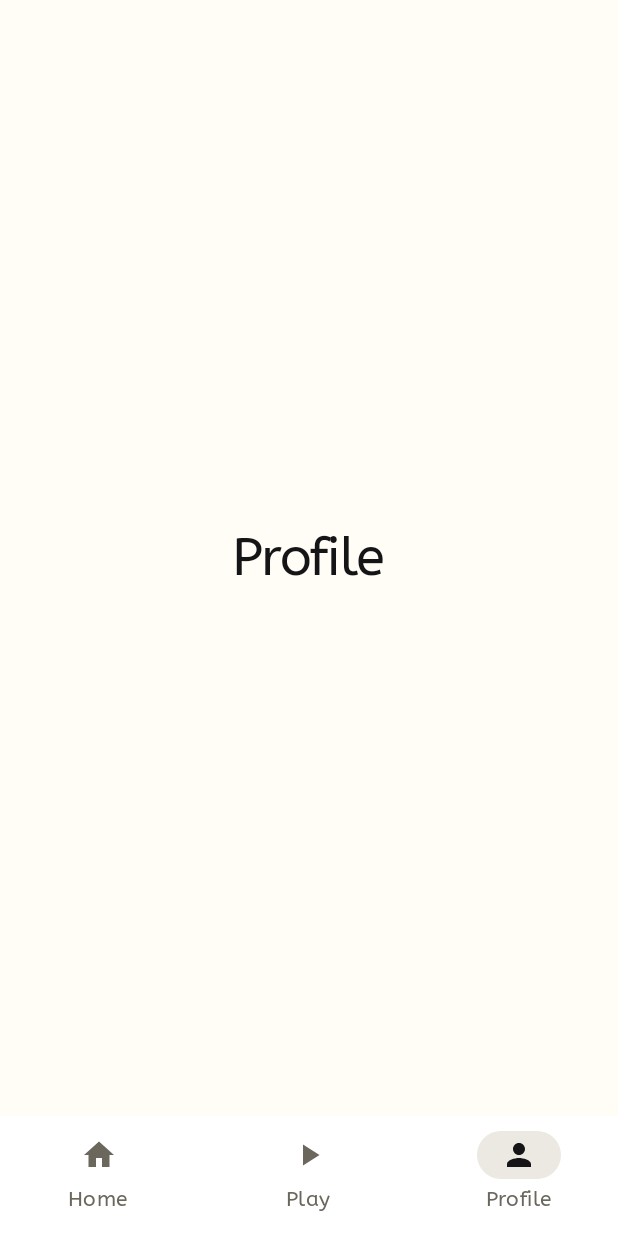
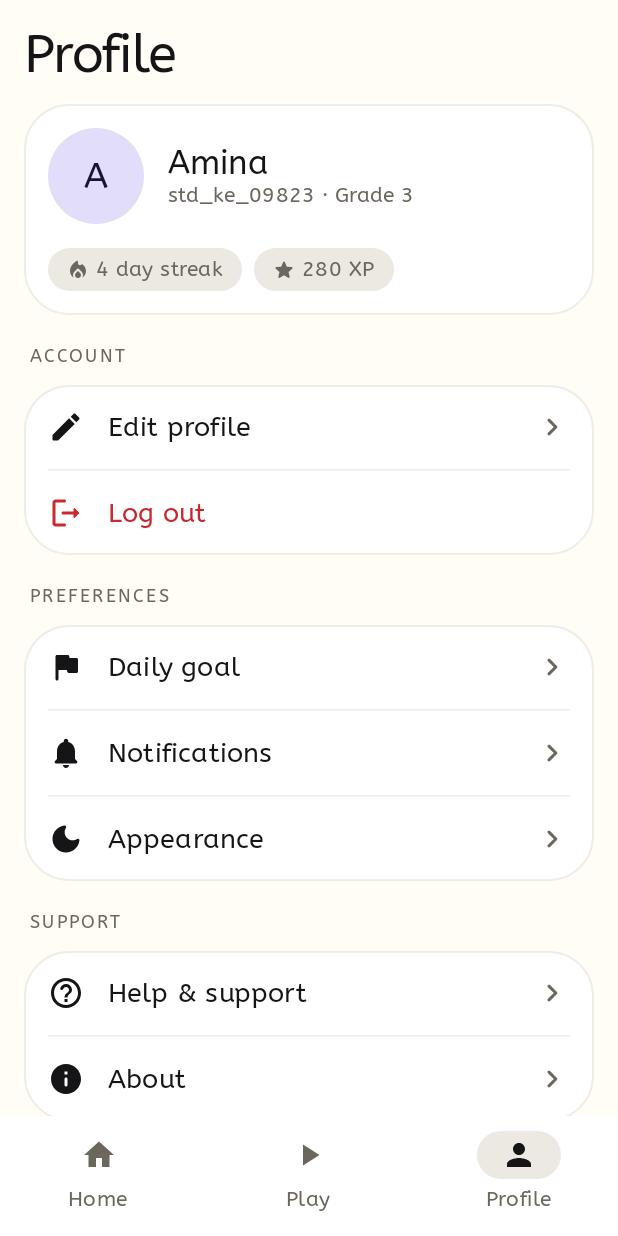
Before and after one commit to muterae/cbc, an Android app built with Jetpack Compose: the ProfileScreen screen opened through its navigation route, on a phone screen of 412 x 824 dp. Run offline under Robolectric (Android 15) with nearby library versions, the phone set to English and light mode, and no system bars.

Commit message:
Add profile screen

```diff
--- a/mobile/app/src/main/java/ke/ac/bics/cbcapp/ui/screens/profile/ProfileScreen.kt
+++ b/mobile/app/src/main/java/ke/ac/bics/cbcapp/ui/screens/profile/ProfileScreen.kt
@@ -1,26 +1,98 @@
 package ke.ac.bics.cbcapp.ui.screens.profile
 
+import android.content.res.Configuration
+import androidx.compose.foundation.background
 import androidx.compose.foundation.layout.Arrangement
 import androidx.compose.foundation.layout.Column
 import androidx.compose.foundation.layout.fillMaxSize
+import androidx.compose.foundation.layout.fillMaxWidth
+import androidx.compose.foundation.layout.padding
+import androidx.compose.foundation.rememberScrollState
+import androidx.compose.foundation.verticalScroll
+import androidx.compose.material.icons.Icons
+import androidx.compose.material.icons.automirrored.rounded.HelpOutline
+import androidx.compose.material.icons.automirrored.rounded.Logout
+import androidx.compose.material.icons.rounded.DarkMode
+import androidx.compose.material.icons.rounded.Edit
+import androidx.compose.material.icons.rounded.Flag
+import androidx.compose.material.icons.rounded.Info
+import androidx.compose.material.icons.rounded.Notifications
 import androidx.compose.material3.MaterialTheme
 import androidx.compose.material3.Text
 import androidx.compose.runtime.Composable
 import androidx.compose.ui.Alignment
 import androidx.compose.ui.Modifier
+import androidx.compose.ui.text.style.TextAlign
 import androidx.compose.ui.tooling.preview.Preview
+import ke.ac.bics.cbcapp.ui.screens.profile.components.ProfileHeaderCard
+import ke.ac.bics.cbcapp.ui.screens.profile.components.SettingsGroupCard
+import ke.ac.bics.cbcapp.ui.screens.profile.components.SettingsItem
 import ke.ac.bics.cbcapp.ui.theme.CbcappTheme
+import ke.ac.bics.cbcapp.ui.theme.Spacing
 
 @Composable
-fun ProfileScreen() {
+fun ProfileScreen(
+    state: ProfileUiState = sampleProfileState(),
+    onAction: (String) -> Unit = {}
+) {
+    val accountItems = listOf(
+        SettingsItem(icon = Icons.Rounded.Edit, label = "Edit profile"),
+        SettingsItem(icon = Icons.AutoMirrored.Rounded.Logout, label = "Log out", destructive = true)
+    )
+    val preferenceItems = listOf(
+        SettingsItem(icon = Icons.Rounded.Flag, label = "Daily goal"),
+        SettingsItem(icon = Icons.Rounded.Notifications, label = "Notifications"),
+        SettingsItem(icon = Icons.Rounded.DarkMode, label = "Appearance")
+    )
+    val supportItems = listOf(
+        SettingsItem(icon = Icons.AutoMirrored.Rounded.HelpOutline, label = "Help & support"),
+        SettingsItem(icon = Icons.Rounded.Info, label = "About")
+    )
+
     Column(
-        modifier = Modifier.fillMaxSize(),
-        verticalArrangement = Arrangement.Center,
-        horizontalAlignment = Alignment.CenterHorizontally
+        modifier = Modifier
+            .fillMaxSize()
+            .background(MaterialTheme.colorScheme.background)
+            .verticalScroll(rememberScrollState())
+            .padding(Spacing.lg),
+        verticalArrangement = Arrangement.spacedBy(Spacing.md)
     ) {
-        Text(text = "Profile", style = MaterialTheme.typography.displaySmall)
+        Text(
+            text = "Profile",
+            style = MaterialTheme.typography.displaySmall
+        )
+
+        ProfileHeaderCard(state = state)
+
+        GroupLabel("ACCOUNT")
+        SettingsGroupCard(items = accountItems, onItemClick = { onAction(it.label) })
+
+        GroupLabel("PREFERENCES")
+        SettingsGroupCard(items = preferenceItems, onItemClick = { onAction(it.label) })
+
+        GroupLabel("SUPPORT")
+        SettingsGroupCard(items = supportItems, onItemClick = { onAction(it.label) })
+
+        Text(
+            text = "Version 1.0",
+            style = MaterialTheme.typography.bodySmall,
+            color = MaterialTheme.colorScheme.onSurfaceVariant,
+            textAlign = TextAlign.Center,
+            modifier = Modifier.fillMaxWidth()
+        )
     }
 }
+
+@Composable
+private fun GroupLabel(text: String) {
+    Text(
+        text = text,
+        style = MaterialTheme.typography.labelSmall,
+        color = MaterialTheme.colorScheme.onSurfaceVariant,
+        modifier = Modifier.padding(start = Spacing.xs, top = Spacing.sm)
+    )
+}
+
 
 @Preview(showBackground = true)
 @Composable
@@ -29,3 +101,11 @@ private fun ProfileScreenPreview() {
         ProfileScreen()
     }
 }
+
+@Preview(showBackground = true, uiMode = Configuration.UI_MODE_NIGHT_YES)
+@Composable
+private fun ProfileScreenDarkPreview() {
+    CbcappTheme {
+        ProfileScreen()
+    }
+}
--- /dev/null
+++ b/mobile/app/src/main/java/ke/ac/bics/cbcapp/ui/screens/profile/ProfileUiState.kt
@@ -0,0 +1,21 @@
+package ke.ac.bics.cbcapp.ui.screens.profile
+
+data class ProfileUiState(
+    val name: String,
+    val studentId: String,
+    val grade: String,
+    val streakDays: Int,
+    val xp: Int
+) {
+    val initial: String
+        get() = name.take(1).uppercase()
+}
+
+/** Placeholder content until the server provides real data. */
+fun sampleProfileState() = ProfileUiState(
+    name = "Amina",
+    studentId = "std_ke_09823",
+    grade = "Grade 3",
+    streakDays = 4,
+    xp = 280
+)
--- /dev/null
+++ b/mobile/app/src/main/java/ke/ac/bics/cbcapp/ui/screens/profile/components/ProfileHeaderCard.kt
@@ -0,0 +1,121 @@
+package ke.ac.bics.cbcapp.ui.screens.profile.components
+
+import androidx.compose.foundation.BorderStroke
+import androidx.compose.foundation.background
+import androidx.compose.foundation.layout.Arrangement
+import androidx.compose.foundation.layout.Box
+import androidx.compose.foundation.layout.Column
+import androidx.compose.foundation.layout.Row
+import androidx.compose.foundation.layout.Spacer
+import androidx.compose.foundation.layout.fillMaxWidth
+import androidx.compose.foundation.layout.height
+import androidx.compose.foundation.layout.padding
+import androidx.compose.foundation.layout.size
+import androidx.compose.foundation.layout.width
+import androidx.compose.foundation.shape.CircleShape
+import androidx.compose.material.icons.Icons
+import androidx.compose.material.icons.rounded.LocalFireDepartment
+import androidx.compose.material.icons.rounded.Star
+import androidx.compose.material3.Card
+import androidx.compose.material3.CardDefaults
+import androidx.compose.material3.Icon
+import androidx.compose.material3.MaterialTheme
+import androidx.compose.material3.Surface
+import androidx.compose.material3.Text
+import androidx.compose.runtime.Composable
+import androidx.compose.ui.Alignment
+import androidx.compose.ui.Modifier
+import androidx.compose.ui.graphics.vector.ImageVector
+import androidx.compose.ui.unit.dp
+import ke.ac.bics.cbcapp.ui.screens.profile.ProfileUiState
+import ke.ac.bics.cbcapp.ui.theme.Spacing
+
+@Composable
+fun ProfileHeaderCard(
+    state: ProfileUiState,
+    modifier: Modifier = Modifier
+) {
+    val colors = MaterialTheme.colorScheme
+
+    Card(
+        modifier = modifier.fillMaxWidth(),
+        shape = MaterialTheme.shapes.large,
+        colors = CardDefaults.cardColors(containerColor = colors.surface),
+        border = BorderStroke(1.dp, colors.outlineVariant)
+    ) {
+        Column(modifier = Modifier.padding(Spacing.lg)) {
+            Row(verticalAlignment = Alignment.CenterVertically) {
+                Box(
+                    modifier = Modifier
+                        .size(64.dp)
+                        .background(colors.primaryContainer, CircleShape),
+                    contentAlignment = Alignment.Center
+                ) {
+                    Text(
+                        text = state.initial,
+                        style = MaterialTheme.typography.headlineSmall,
+                        color = colors.onPrimaryContainer
+                    )
+                }
+
+                Spacer(modifier = Modifier.width(Spacing.lg))
+
+                Column {
+                    Text(
+                        text = state.name,
+                        style = MaterialTheme.typography.titleLarge
+                    )
+                    Text(
+                        text = "${state.studentId} · ${state.grade}",
+                        style = MaterialTheme.typography.bodySmall,
+                        color = colors.onSurfaceVariant
+                    )
+                }
+            }
+
+            Spacer(modifier = Modifier.height(Spacing.lg))
+
+            Row(horizontalArrangement = Arrangement.spacedBy(Spacing.sm)) {
+                StatChip(
+                    icon = Icons.Rounded.LocalFireDepartment,
+                    label = "${state.streakDays} day streak"
+                )
+                StatChip(
+                    icon = Icons.Rounded.Star,
+                    label = "${state.xp} XP"
+                )
+            }
+        }
+    }
+}
+
+@Composable
+private fun StatChip(
+    icon: ImageVector,
+    label: String
+) {
+    val colors = MaterialTheme.colorScheme
+
+    Surface(
+        shape = CircleShape,
+        color = colors.surfaceVariant
+    ) {
+        Row(
+            modifier = Modifier.padding(horizontal = Spacing.md, vertical = Spacing.xs + 2.dp),
+            verticalAlignment = Alignment.CenterVertically,
+            horizontalArrangement = Arrangement.spacedBy(Spacing.xs)
+        ) {
+            Icon(
+                imageVector = icon,
+                contentDescription = null,
+                tint = colors.onSurfaceVariant,
+                modifier = Modifier.size(16.dp)
+            )
+            Text(
+                text = label,
+                style = MaterialTheme.typography.labelMedium,
+                color = colors.onSurfaceVariant
+            )
+        }
+    }
+}
--- /dev/null
+++ b/mobile/app/src/main/java/ke/ac/bics/cbcapp/ui/screens/profile/components/SettingsRow.kt
@@ -0,0 +1,105 @@
+package ke.ac.bics.cbcapp.ui.screens.profile.components
+
+import androidx.compose.foundation.BorderStroke
+import androidx.compose.foundation.clickable
+import androidx.compose.foundation.layout.Arrangement
+import androidx.compose.foundation.layout.Column
+import androidx.compose.foundation.layout.Row
+import androidx.compose.foundation.layout.Spacer
+import androidx.compose.foundation.layout.fillMaxWidth
+import androidx.compose.foundation.layout.padding
+import androidx.compose.foundation.layout.size
+import androidx.compose.foundation.layout.width
+import androidx.compose.material.icons.Icons
+import androidx.compose.material.icons.automirrored.rounded.KeyboardArrowRight
+import androidx.compose.material3.Card
+import androidx.compose.material3.CardDefaults
+import androidx.compose.material3.HorizontalDivider
+import androidx.compose.material3.Icon
+import androidx.compose.material3.MaterialTheme
+import androidx.compose.material3.Text
+import androidx.compose.runtime.Composable
+import androidx.compose.ui.Alignment
+import androidx.compose.ui.Modifier
+import androidx.compose.ui.graphics.vector.ImageVector
+import androidx.compose.ui.unit.dp
+import ke.ac.bics.cbcapp.ui.theme.Spacing
+
+data class SettingsItem(
+    val icon: ImageVector,
+    val label: String,
+    val destructive: Boolean = false
+)
+
+@Composable
+fun SettingsGroupCard(
+    items: List<SettingsItem>,
+    onItemClick: (SettingsItem) -> Unit,
+    modifier: Modifier = Modifier
+) {
+    val colors = MaterialTheme.colorScheme
+
+    Card(
+        modifier = modifier.fillMaxWidth(),
+        shape = MaterialTheme.shapes.large,
+        colors = CardDefaults.cardColors(containerColor = colors.surface),
+        border = BorderStroke(1.dp, colors.outlineVariant)
+    ) {
+        Column {
+            items.forEachIndexed { index, item ->
+                if (index > 0) {
+                    HorizontalDivider(
+                        color = colors.outlineVariant,
+                        modifier = Modifier.padding(horizontal = Spacing.lg)
+                    )
+                }
+                SettingsRow(
+                    item = item,
+                    onClick = { onItemClick(item) }
+                )
+            }
+        }
+    }
+}
+
+@Composable
+private fun SettingsRow(
+    item: SettingsItem,
+    onClick: () -> Unit
+) {
+    val colors = MaterialTheme.colorScheme
+    val contentColor = if (item.destructive) colors.error else colors.onSurface
+
+    Row(
+        modifier = Modifier
+            .fillMaxWidth()
+            .clickable(onClick = onClick)
+            .padding(horizontal = Spacing.lg, vertical = Spacing.lg),
+        verticalAlignment = Alignment.CenterVertically,
+        horizontalArrangement = Arrangement.Start
+    ) {
+        Icon(
+            imageVector = item.icon,
+            contentDescription = null,
+            tint = contentColor,
+            modifier = Modifier.size(24.dp)
+        )
+
+        Spacer(modifier = Modifier.width(Spacing.lg))
+
+        Text(
+            text = item.label,
+            style = MaterialTheme.typography.bodyLarge,
+            color = contentColor,
+            modifier = Modifier.weight(1f)
+        )
+
+        if (!item.destructive) {
+            Icon(
+                imageVector = Icons.AutoMirrored.Rounded.KeyboardArrowRight,
+                contentDescription = null,
+                tint = colors.onSurfaceVariant
+            )
+        }
+    }
+}
```
Also changed, not shown: 1 other file.
